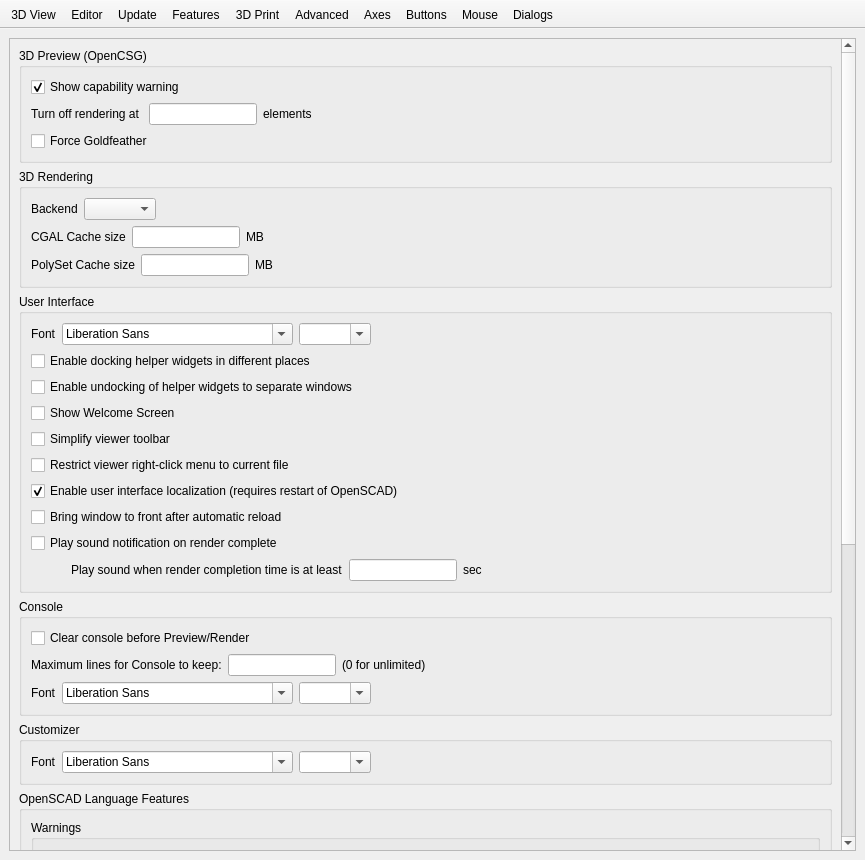
Stocko-2073/openscad, file src/gui/Preferences.ui: the form before one commit.
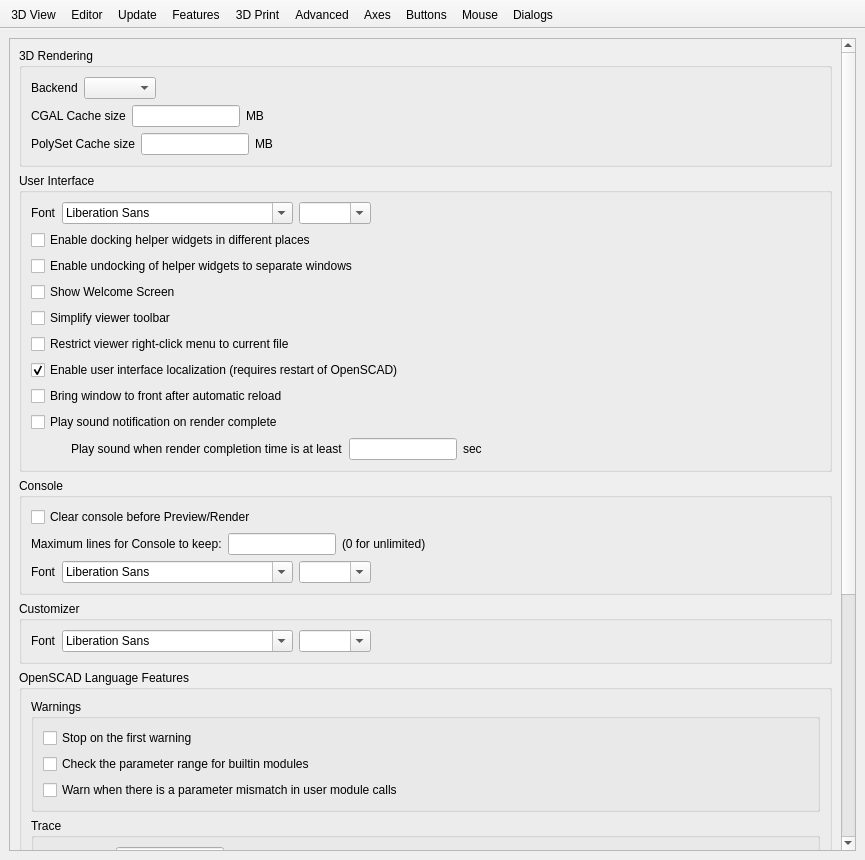
The form after the commit. Icons and pictures are not drawn. Custom widgets are drawn as their Qt base class.

Commit message: gui: remove the preview and Thrown Together views

```diff
--- a/src/gui/Preferences.ui
+++ b/src/gui/Preferences.ui
@@ -1964,73 +1964,6 @@
             <property name="rightMargin">
              <number>9</number>
             </property>
-            <item>
-             <widget class="QGroupBox" name="groupBox_CSG">
-              <property name="title">
-               <string>3D Preview (OpenCSG)</string>
-              </property>
-              <layout class="QVBoxLayout" name="verticalLayout_6">
-               <item>
-                <widget class="QCheckBox" name="openCSGWarningBox">
-                 <property name="text">
-                  <string>Show capability warning</string>
-                 </property>
-                 <property name="checked">
-                  <bool>true</bool>
-                 </property>
-                </widget>
-               </item>
-               <item>
-                <layout class="QHBoxLayout" name="horizontalLayout_4">
-                 <item>
-                  <widget class="QLabel" name="label_7">
-                   <property name="text">
-                    <string>Turn off rendering at </string>
-                   </property>
-                  </widget>
-                 </item>
-                 <item>
-                  <widget class="QLineEdit" name="opencsgLimitEdit">
-                   <property name="sizePolicy">
-                    <sizepolicy hsizetype="Fixed" vsizetype="Fixed">
-                     <horstretch>0</horstretch>
-                     <verstretch>0</verstretch>
-                    </sizepolicy>
-                   </property>
-                  </widget>
-                 </item>
-                 <item>
-                  <widget class="QLabel" name="label_8">
-                   <property name="text">
-                    <string>elements</string>
-                   </property>
-                  </widget>
-                 </item>
-                 <item>
-                  <spacer name="horizontalSpacer_39">
-                   <property name="orientation">
-                    <enum>Qt::Horizontal</enum>
-                   </property>
-                   <property name="sizeHint" stdset="0">
-                    <size>
-                     <width>40</width>
-                     <height>20</height>
-                    </size>
-                   </property>
-                  </spacer>
-                 </item>
-                </layout>
-               </item>
-               <item>
-                <widget class="QCheckBox" name="forceGoldfeatherBox">
-                 <property name="text">
-                  <string>Force Goldfeather</string>
-                 </property>
-                </widget>
-               </item>
-              </layout>
-             </widget>
-            </item>
             <item>
              <widget class="QGroupBox" name="groupBox_rendering3D">
               <property name="title">
```
The commit also changes 25 other files.
